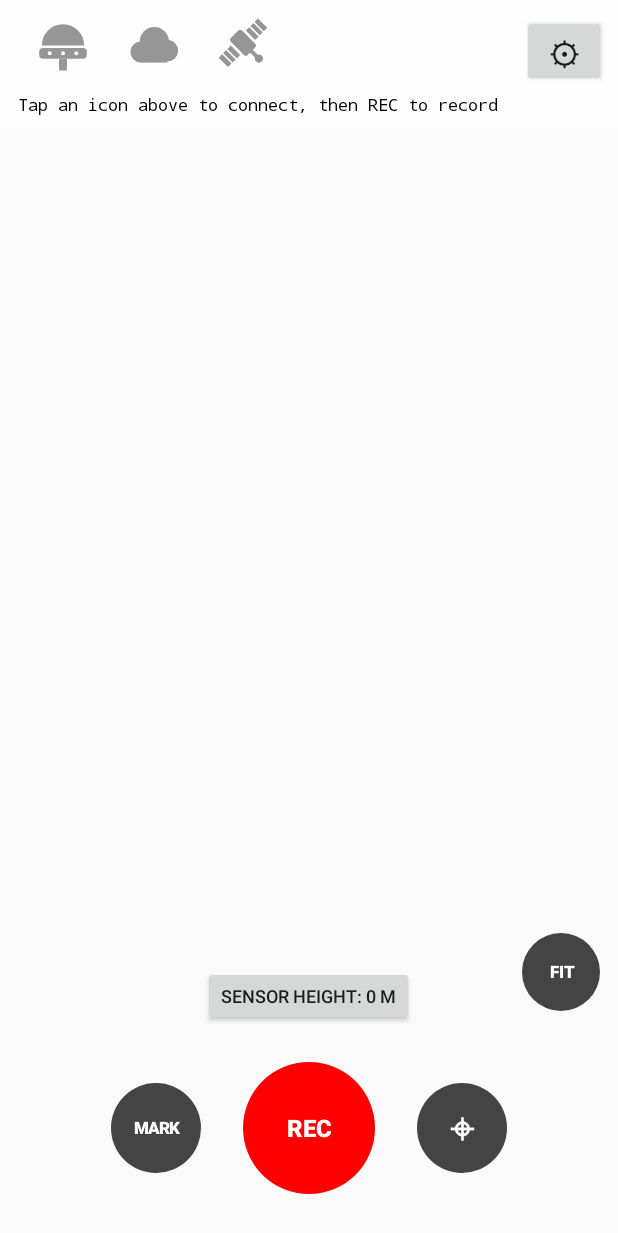
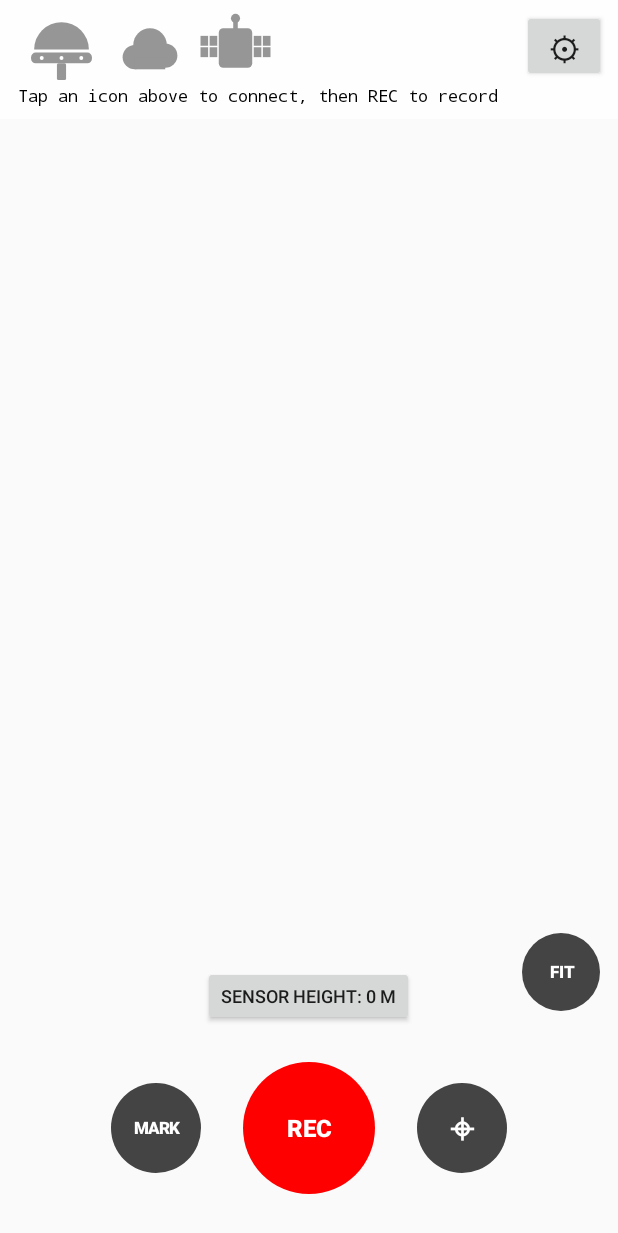
Before and after one commit to jwson37/gnss-record, an Android app: the screen it shows after launch (MainActivity), on a phone screen of 412 x 824 dp. Shown: the top 1233 px of the screen. Run offline under Robolectric (Android 15) with nearby library versions, the phone set to English and light mode, and no system bars; libraries missing offline, so code that uses them is left out: com.hoho.android, org.osmdroid.config, org.osmdroid.tileprovider, org.osmdroid.util, org.osmdroid.views; 10 statements that could not run were skipped.

Commit message:
Add files via upload

```diff
--- a/app/src/main/java/com/example/gnsslogger/MainActivity.kt
+++ b/app/src/main/java/com/example/gnsslogger/MainActivity.kt
@@ -8,6 +8,8 @@ import android.content.Intent
 import android.graphics.*
 import android.graphics.drawable.GradientDrawable
 import android.os.Build
+import android.os.Handler
+import android.os.Looper
 import android.os.Bundle
 import android.os.VibrationEffect
 import android.os.Vibrator
@@ -44,6 +46,8 @@ class MainActivity : Activity() {
     private lateinit var status: TextView
     private lateinit var rec: Button
     private lateinit var poleBtn: Button
+    private val ticker = Handler(Looper.getMainLooper())
+    private val tick = object : Runnable { override fun run() { Session.sampleRates(); refresh(); ticker.postDelayed(this, 1000) } }
     private lateinit var llText: TextView
     private lateinit var icRx: StatusIcon
     private lateinit var icNt: StatusIcon
@@ -77,7 +81,7 @@ class MainActivity : Activity() {
             overlays.add(PointsOverlay(Session.points, resources.displayMetrics.density))
             val dens = resources.displayMetrics.density
             scaleBar = ScaleBarOverlay(this).apply {
-                setAlignBottom(true); setScaleBarOffset(12f * dens, 110f * dens); setLineWidth(2f * dens)
+                setAlignBottom(true); setScaleBarOffset((12f * dens).toInt(), (110f * dens).toInt()); setLineWidth(2f * dens)
                 setTextPaint(Paint(Paint.ANTI_ALIAS_FLAG).apply { color = Color.BLACK; textSize = 12f * dens })
             }
             overlays.add(scaleBar)
@@ -94,7 +98,7 @@ class MainActivity : Activity() {
         val iconRow = LinearLayout(this).apply { orientation = LinearLayout.HORIZONTAL; gravity = Gravity.CENTER_VERTICAL }
         for (ic in listOf(icRx, icNt, icSat)) {
             ic.setOnClickListener { showConnectionDialog() }
-            iconRow.addView(ic, LinearLayout.LayoutParams(dp(60), dp(56)))
+            iconRow.addView(ic, LinearLayout.LayoutParams(dp(58), dp(50)))
         }
         iconRow.addView(View(this), LinearLayout.LayoutParams(0, 1, 1f))
         iconRow.addView(Button(this).apply {
@@ -150,6 +154,7 @@ class MainActivity : Activity() {
             s.running && s.message.isEmpty() ->
                 "h ${s.heightS} m${if (s.groundS.isNotEmpty()) "  ground ${s.groundS} m" else ""}\n" +
                     "NTRIP ${s.ntripStatus} | " + (if (s.recording) "REC ${s.count} pts" else "not recording") +
+                    "\nRX ${fmtBps(s.rxBps)} bps | RTCM ${fmtBps(s.ntBps)} bps" +
                     (if (s.crsS.isNotEmpty() && s.crsS != "EPSG:4326") "\n${s.crsS}  E ${s.eS}  N ${s.nS}" else "")
             s.running -> "${s.message}\nNTRIP ${s.ntripStatus}"
             else -> s.message
@@ -221,12 +226,14 @@ class MainActivity : Activity() {
 
     private fun updateIcons() {
         val s = Session
-        icRx.set(when (s.linkState) { 2 -> ICON_GREEN; 1 -> ICON_ORANGE; else -> ICON_GREY }, if (s.linkState == 2) s.linkType else "")
+        icRx.set(when (s.linkState) { 2 -> ICON_GREEN; 1 -> ICON_ORANGE; else -> ICON_GREY },
+            when (s.linkState) { 2 -> fmtBps(s.rxBps); 1 -> "..."; else -> "" })
         val nt = s.ntripStatus
         icNt.set(when { nt == "streaming" -> ICON_GREEN; nt == "connecting" || nt.startsWith("error") -> ICON_ORANGE; else -> ICON_GREY },
-            when { nt == "streaming" -> "RTCM"; nt == "connecting" -> "..."; nt.startsWith("error") -> "retry"; else -> "" })
+            when { nt == "streaming" -> fmtBps(s.ntBps); nt == "connecting" -> "..."; nt.startsWith("error") -> "ERR"; else -> "" })
+        val used = s.sats.toIntOrNull()
         icSat.set(when { s.linkState != 2 || s.fixQ == 0 -> ICON_GREY; s.fixQ == 4 -> ICON_GREEN; else -> ICON_ORANGE },
-            if (s.linkState == 2) s.sats else "")
+            if (s.linkState != 2 || used == null) "" else if (s.seen > 0) "$used/${maxOf(s.seen, used)}" else "$used")
     }
 
     // scale bar units follow the sensor-height unit: m -> metric, ft / ftUS -> imperial
@@ -254,7 +261,7 @@ class MainActivity : Activity() {
             typeface = Typeface.MONOSPACE; textSize = 12f; setTextColor(Color.BLACK)
             text = "Receiver:   ${when (s.linkState) { 2 -> "connected (${s.linkType})"; 1 -> "connecting..."; else -> "not connected" }}\n" +
                 "NTRIP:      ${s.ntripStatus}\n" +
-                "Satellites: ${if (s.linkState == 2) "${s.fixName}, ${s.sats} sats" else "-"}"
+                "Satellites: ${if (s.linkState == 2) "${s.fixName}, ${s.sats} used" + (if (s.seen > 0) " / ${s.seen} seen" else "") else "-"}"
         })
         label("Receiver")
         val devSpin = Spinner(this).apply {
@@ -320,13 +327,14 @@ class MainActivity : Activity() {
         super.onResume(); map.onResume()
         Session.onUpdate = { runOnUiThread { refresh() } }
         refreshPole(); applyScaleUnits()
+        ticker.removeCallbacks(tick); ticker.post(tick)
         val z = DxfStore.pendingZoom; DxfStore.pendingZoom = null
         if (z != null) { centered = true; map.post { zoomTo(z) } } else centered = false
         refresh()
     }
 
     override fun onPause() {
-        Session.onUpdate = null; stopBlink(); map.onPause(); super.onPause()
+        ticker.removeCallbacks(tick); Session.onUpdate = null; stopBlink(); map.onPause(); super.onPause()
     }
 }
 
@@ -372,48 +380,67 @@ class PointsOverlay(private val pts: List<Session.Pt>, private val density: Floa
     }
 }
 
-/** Status icon: kind 0 = receiver, 1 = cloud (NTRIP), 2 = satellite. Grey / green / orange, with a tiny label. */
+/** Data rate in bits per second, short form: 950, 4.8k, 12k, 1.2M. */
+fun fmtBps(b: Int): String = when {
+    b >= 1_000_000 -> String.format(java.util.Locale.US, "%.1fM", b / 1e6)
+    b >= 10_000 -> "${b / 1000}k"
+    b >= 1_000 -> String.format(java.util.Locale.US, "%.1fk", b / 1000.0)
+    else -> "$b"
+}
+
+/** Status icon: kind 0 = receiver, 1 = cloud (NTRIP), 2 = satellite. Grey / green / orange, text drawn inside the icon. */
 class StatusIcon(ctx: Context, private val kind: Int) : View(ctx) {
     private var color = ICON_GREY
     private var label = ""
     private val p = Paint(Paint.ANTI_ALIAS_FLAG)
     private val tp = Paint(Paint.ANTI_ALIAS_FLAG).apply {
-        textAlign = Paint.Align.CENTER; textSize = 11f * ctx.resources.displayMetrics.density
-        typeface = Typeface.DEFAULT_BOLD; color = Color.DKGRAY
+        textAlign = Paint.Align.CENTER; typeface = Typeface.DEFAULT_BOLD; color = Color.WHITE
     }
 
     fun set(c: Int, l: String) { if (c != color || l != label) { color = c; label = l; invalidate() } }
 
+    /** Text centred at cx, shrunk to fit maxW (everything in the 48-unit icon grid). */
+    private fun txt(c: Canvas, t: String, cx: Float, base: Float, size: Float, maxW: Float) {
+        tp.textSize = size
+        val w = tp.measureText(t)
+        if (w > maxW) tp.textSize = size * maxW / w
+        c.drawText(t, cx, base, tp)
+    }
+
     override fun onDraw(c: Canvas) {
         val w = width.toFloat(); val h = height.toFloat()
-        val s = minOf(w, h - tp.textSize - 4f)
-        c.save(); c.translate((w - s) / 2f, 2f); c.scale(s / 48f, s / 48f)
+        val s = minOf(w, h) - 2f
+        c.save(); c.translate((w - s) / 2f, (h - s) / 2f); c.scale(s / 48f, s / 48f)
         p.color = color; p.style = Paint.Style.FILL; p.strokeWidth = 3f; p.strokeCap = Paint.Cap.ROUND
         when (kind) {
-            0 -> {   // survey GNSS receiver: dome, band, base, pole
-                c.drawArc(RectF(8f, 10f, 40f, 42f), 180f, 180f, true, p)
-                c.drawRoundRect(RectF(6f, 28f, 42f, 36f), 3f, 3f, p)
-                c.drawRoundRect(RectF(21f, 36f, 27f, 45f), 1f, 1f, p)
+            0 -> {   // survey GNSS receiver: dome, band, base, pole. Text sits in the dome.
+                c.drawArc(RectF(6f, 8f, 42f, 44f), 180f, 180f, true, p)
+                c.drawRoundRect(RectF(4f, 28f, 44f, 35f), 3f, 3f, p)
+                c.drawRoundRect(RectF(21f, 35f, 27f, 46f), 1f, 1f, p)
                 p.color = Color.WHITE
-                c.drawCircle(14f, 32f, 1.5f, p); c.drawCircle(24f, 32f, 1.5f, p); c.drawCircle(34f, 32f, 1.5f, p)
+                c.drawCircle(11f, 31.5f, 1.3f, p); c.drawCircle(24f, 31.5f, 1.3f, p); c.drawCircle(37f, 31.5f, 1.3f, p)
+                if (label.isNotEmpty()) txt(c, label, 24f, 23f, 11f, 28f)
             }
             1 -> {   // cloud
                 c.drawCircle(15f, 31f, 8f, p); c.drawCircle(25f, 23f, 11f, p); c.drawCircle(35f, 30f, 8f, p)
                 c.drawRect(15f, 31f, 35f, 39f, p)
+                if (label.isNotEmpty()) txt(c, label, 25f, 34f, 11f, 28f)
             }
-            else -> {   // satellite
-                c.save(); c.rotate(-45f, 24f, 24f)
-                c.drawRoundRect(RectF(18f, 15f, 30f, 33f), 2f, 2f, p)
-                c.drawRect(3f, 19f, 16f, 29f, p); c.drawRect(32f, 19f, 45f, 29f, p)
-                p.style = Paint.Style.STROKE; c.drawLine(24f, 33f, 24f, 39f, p); p.style = Paint.Style.FILL
-                c.drawCircle(24f, 41f, 3f, p)
-                p.color = Color.WHITE; p.strokeWidth = 1.2f; p.style = Paint.Style.STROKE
-                c.drawLine(7.3f, 19f, 7.3f, 29f, p); c.drawLine(11.7f, 19f, 11.7f, 29f, p)
-                c.drawLine(36.3f, 19f, 36.3f, 29f, p); c.drawLine(40.7f, 19f, 40.7f, 29f, p)
-                c.restore()
+            else -> {   // satellite: body with solar panels. Text sits in the body: used over seen.
+                c.drawRect(1f, 17f, 12f, 31f, p); c.drawRect(36f, 17f, 47f, 31f, p)
+                c.drawRoundRect(RectF(13f, 12f, 35f, 38f), 3f, 3f, p)
+                p.style = Paint.Style.STROKE; c.drawLine(24f, 12f, 24f, 7f, p); p.style = Paint.Style.FILL
+                c.drawCircle(24f, 5.5f, 3f, p)
+                p.color = Color.WHITE; p.strokeWidth = 1f; p.style = Paint.Style.STROKE
+                c.drawLine(6.5f, 17f, 6.5f, 31f, p); c.drawLine(41.5f, 17f, 41.5f, 31f, p)
+                c.drawLine(1f, 24f, 12f, 24f, p); c.drawLine(36f, 24f, 47f, 24f, p)
+                val parts = label.split("/")
+                if (parts.size == 2) {
+                    txt(c, parts[0], 24f, 24f, 10.5f, 19f); txt(c, parts[1], 24f, 36f, 10.5f, 19f)
+                    p.strokeWidth = 1.2f; c.drawLine(17f, 26.5f, 31f, 26.5f, p)
+                } else if (label.isNotEmpty()) txt(c, label, 24f, 29f, 12f, 19f)
             }
         }
         c.restore()
-        if (label.isNotEmpty()) c.drawText(label, w / 2f, h - 3f, tp)
     }
 }
--- a/app/src/main/java/com/example/gnsslogger/Session.kt
+++ b/app/src/main/java/com/example/gnsslogger/Session.kt
@@ -41,6 +41,12 @@ object Session {
     @Volatile var linkState = 0              // 0 off, 1 connecting, 2 connected
     @Volatile var linkType = ""              // USB / BT / BLE
     @Volatile var fixQ = 0                   // latest GGA fix quality
+    @Volatile var seen = 0                   // satellites in view (sum of GSV totals over constellations)
+    @Volatile var rxBytes = 0L               // bytes received from the receiver
+    @Volatile var rxBps = 0                  // receiver data rate, bits per second
+    @Volatile var ntBps = 0                  // NTRIP/RTCM data rate, bits per second
+    private val seenTmp = HashMap<String, Int>()
+    private var lastRx = 0L; private var lastTx = 0L; private var lastT = 0L
     @Volatile var note = ""                  // result of the last recording
     @Volatile private var cfg: Cfg? = null
     private val recLock = Any()
@@ -99,6 +105,18 @@ object Session {
 
     private const val HEADER = "utc_time,lat_wgs84_deg,lon_wgs84_deg,ellipsoidal_height_m,msl_altitude_m,geoid_sep_m,fix_quality,fix_name,satellites,hdop,diff_age_s,diff_station,crs,easting,northing,sensor_height_m,ground_ellipsoidal_m,ground_msl_m"
 
+    /** Called about once a second by the UI: updates the data rates in bits per second. */
+    fun sampleRates() {
+        val now = System.currentTimeMillis()
+        val dt = (now - lastT).coerceAtLeast(1L)
+        if (lastT != 0L) {
+            rxBps = ((rxBytes - lastRx) * 8000L / dt).toInt().coerceAtLeast(0)
+            ntBps = ((rtcmBytes - lastTx) * 8000L / dt).toInt().coerceAtLeast(0)
+        }
+        lastRx = rxBytes; lastTx = rtcmBytes; lastT = now
+        if (!running) { rxBps = 0; ntBps = 0 }
+    }
+
     fun refreshPole(ctx: Context) {
         if (!recording) sessPole = poleMeters(ctx.applicationContext.getSharedPreferences("cfg", Context.MODE_PRIVATE))
     }
@@ -116,7 +134,8 @@ object Session {
             p.getBoolean("tls", false), p.getString("crs", "EPSG:4326")!!)
         cfg = c
         sessPole = poleMeters(p); groundS = ""
-        rtcmBytes = 0; fixName = "no fix"; fixQ = 0; sats = "-"; hdop = "-"
+        rtcmBytes = 0; rxBytes = 0; seen = 0; seenTmp.clear(); lastRx = 0; lastTx = 0; lastT = 0; rxBps = 0; ntBps = 0
+        fixName = "no fix"; fixQ = 0; sats = "-"; hdop = "-"
         lastLat = Double.NaN; lastLon = Double.NaN
         linkType = when { dev.startsWith("usb:") -> "USB"; dev.startsWith("ble:") -> "BLE"; else -> "BT" }
         linkState = 1; message = "Connecting..."; running = true
@@ -178,7 +197,7 @@ object Session {
         try { link?.close() } catch (_: Exception) {}
         link = null
         try { ntripSock?.close() } catch (_: Exception) {}
-        ntripStatus = "idle"; linkState = 0; fixQ = 0; fixName = "no fix"; sats = "-"
+        ntripStatus = "idle"; linkState = 0; fixQ = 0; fixName = "no fix"; sats = "-"; seen = 0
         if (wasRec) note = "Recording stopped - $count points saved$tail"
         message = reason ?: if (wasRunning) "Disconnected" else message
         onUpdate?.invoke()
@@ -408,7 +427,11 @@ object Session {
                 val kind = f[0].takeLast(3)
                 if (kind == "RMC" && f.size > 9 && f[9].length == 6) {
                     val d = f[9]; rmcDate = "20${d.substring(4, 6)}-${d.substring(2, 4)}-${d.substring(0, 2)}"
+                } else if (kind == "GSV" && f.size > 3) {
+                    val tot = f[3].toIntOrNull()
+                    if (tot != null) { val tk = f[0].dropLast(3); seenTmp[tk] = maxOf(seenTmp[tk] ?: 0, tot) }
                 } else if (kind == "GGA" && f.size > 14) {
+                    seen = seenTmp.values.sum(); seenTmp.clear()
                     lastGga = line + "\r\n"
                     val q = f[6].toIntOrNull() ?: 0
                     sats = f[7]; hdop = f[8]; fixName = FIX[q] ?: q.toString(); fixQ = q
@@ -453,6 +476,7 @@ object Session {
                 val n = l.read(buf)
                 if (n < 0) break
                 if (n == 0) continue
+                rxBytes += n
                 sb.append(String(buf, 0, n, Charsets.ISO_8859_1))
                 while (true) {
                     val i = sb.indexOf("\n"); if (i < 0) break
```
Also changed, not shown: 1 other file.
